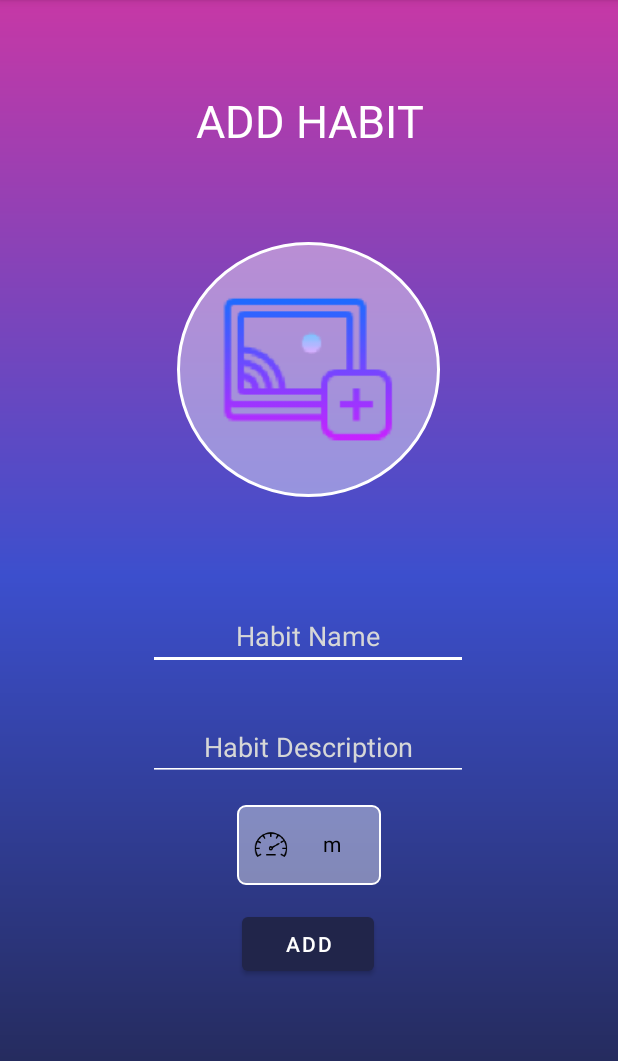
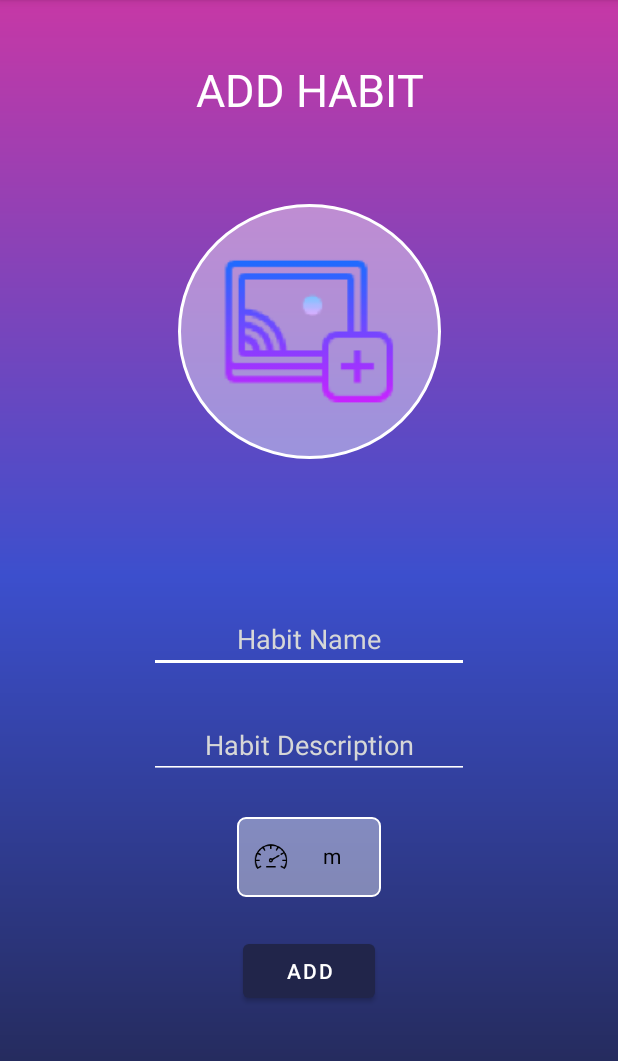
Before and after one commit to crncck/Habitia, an Android app: the AddHabitActivity screen opened directly, with no data from a screen before it, on a phone screen of 412 x 824 dp, the part 84-1145 px from its top. Run offline under Robolectric (Android 15) with nearby library versions, the phone set to English and light mode, and no system bars; our stand-ins replace Firebase (no records; nobody signed in at launch, a user with empty details on screens opened directly).

Commit message:
Linear layout  added in activity_add_habit

```diff
--- a/app/src/main/res/layout-land/activity_add_habit.xml
+++ b/app/src/main/res/layout-land/activity_add_habit.xml
@@ -7,30 +7,42 @@
     android:background="@drawable/background_style"
     tools:context=".AddHabitActivity">
 
-    <Spinner
-        android:id="@+id/typeSpinner"
-        android:layout_width="wrap_content"
-        android:layout_height="wrap_content"
-        android:layout_marginTop="20dp"
-        android:layout_marginBottom="20dp"
-        android:background="@drawable/spinner_box_style"
-        app:layout_constraintBottom_toTopOf="@+id/addButton"
-        app:layout_constraintEnd_toEndOf="parent"
-        app:layout_constraintStart_toStartOf="parent"
-        app:layout_constraintTop_toBottomOf="@+id/addDescription" />
 
     <Button
         android:id="@+id/addButton"
         android:layout_width="wrap_content"
         android:layout_height="wrap_content"
+        android:layout_marginBottom="16dp"
         android:onClick="addHabit"
         android:text="Add"
         app:layout_constraintBottom_toBottomOf="parent"
         app:layout_constraintEnd_toEndOf="parent"
         app:layout_constraintHorizontal_bias="0.499"
+        app:layout_constraintStart_toStartOf="parent" />
+
+    <ImageView
+        android:id="@+id/addImage"
+        android:layout_width="175dp"
+        android:layout_height="170dp"
+        android:background="@drawable/circle"
+        android:onClick="addImage"
+        app:layout_constraintBottom_toBottomOf="parent"
+        app:layout_constraintEnd_toEndOf="parent"
+        app:layout_constraintHorizontal_bias="0.748"
+        app:layout_constraintStart_toEndOf="@+id/linearLayout2"
+        app:layout_constraintTop_toTopOf="parent"
+        app:layout_constraintVertical_bias="0.496"
+        app:srcCompat="@mipmap/add_habit_icon_foreground" />
+
+    <LinearLayout
+        android:id="@+id/linearLayout2"
+        android:layout_width="wrap_content"
+        android:layout_height="wrap_content"
+        android:layout_marginStart="40dp"
+        android:orientation="vertical"
+        app:layout_constraintBottom_toBottomOf="parent"
         app:layout_constraintStart_toStartOf="parent"
-        app:layout_constraintTop_toTopOf="parent"
-        app:layout_constraintVertical_bias="0.943" />
+        app:layout_constraintTop_toTopOf="parent">
 
         <EditText
             android:id="@+id/addName"
@@ -42,60 +54,45 @@
             android:inputType="textPersonName"
             android:textAlignment="center"
             android:textColor="@color/white"
-        android:textColorHint="?attr/colorButtonNormal"
-        app:layout_constraintBottom_toBottomOf="parent"
-        app:layout_constraintEnd_toEndOf="parent"
-        app:layout_constraintHorizontal_bias="0.241"
-        app:layout_constraintStart_toStartOf="parent"
-        app:layout_constraintTop_toTopOf="parent"
-        app:layout_constraintVertical_bias="0.416" />
+            android:textColorHint="?attr/colorButtonNormal" />
 
         <EditText
             android:id="@+id/addDescription"
             android:layout_width="wrap_content"
             android:layout_height="wrap_content"
+            android:layout_marginTop="25dp"
             android:backgroundTint="@color/white"
             android:ems="10"
             android:hint="Habit Description"
             android:inputType="textPersonName"
             android:textAlignment="center"
             android:textColor="@color/white"
-        android:textColorHint="?attr/colorButtonNormal"
-        app:layout_constraintBottom_toTopOf="@+id/addButton"
-        app:layout_constraintEnd_toEndOf="parent"
-        app:layout_constraintHorizontal_bias="0.241"
-        app:layout_constraintStart_toStartOf="parent"
-        app:layout_constraintTop_toBottomOf="@+id/addName"
-        app:layout_constraintVertical_bias="0.287" />
+            android:textColorHint="?attr/colorButtonNormal" />
 
-    <ImageView
-        android:id="@+id/addImage"
-        android:layout_width="175dp"
-        android:layout_height="170dp"
-        android:background="@drawable/circle"
-        android:onClick="addImage"
-        app:layout_constraintBottom_toBottomOf="parent"
-        app:layout_constraintEnd_toEndOf="parent"
-        app:layout_constraintHorizontal_bias="0.673"
-        app:layout_constraintStart_toEndOf="@+id/addName"
-        app:layout_constraintTop_toTopOf="parent"
-        app:layout_constraintVertical_bias="0.496"
-        app:srcCompat="@mipmap/add_habit_icon_foreground" />
+        <Spinner
+            android:id="@+id/typeSpinner"
+            android:layout_width="wrap_content"
+            android:layout_height="wrap_content"
+            android:layout_gravity="center"
+            android:layout_marginTop="25dp"
+            android:background="@drawable/spinner_box_style"
+            android:foregroundGravity="center"
+            android:gravity="center" />
+
+    </LinearLayout>
 
     <TextView
         android:id="@+id/addHabitText"
         android:layout_width="241dp"
         android:layout_height="72dp"
-        android:layout_marginTop="30dp"
-        android:layout_marginBottom="20dp"
         android:gravity="center"
         android:text="ADD HABIT"
         android:textAlignment="center"
         android:textColor="@color/white"
         android:textSize="30sp"
-        app:layout_constraintBottom_toTopOf="@+id/addImage"
         app:layout_constraintEnd_toEndOf="parent"
         app:layout_constraintStart_toStartOf="parent"
-        app:layout_constraintTop_toTopOf="parent"
-        app:layout_constraintVertical_bias="0.516" />
+        app:layout_constraintTop_toTopOf="parent" />
+
+
 </androidx.constraintlayout.widget.ConstraintLayout>
--- a/app/src/main/res/layout/activity_add_habit.xml
+++ b/app/src/main/res/layout/activity_add_habit.xml
@@ -7,96 +7,87 @@
     android:background="@drawable/background_style"
     tools:context=".AddHabitActivity">
 
-    <Button
-        android:id="@+id/addButton"
+
+    <ImageView
+        android:id="@+id/addImage"
+        android:layout_width="175dp"
+        android:layout_height="170dp"
+        android:layout_marginTop="40dp"
+        android:background="@drawable/circle"
+        android:onClick="addImage"
+        app:layout_constraintEnd_toEndOf="parent"
+        app:layout_constraintStart_toStartOf="parent"
+        app:layout_constraintTop_toBottomOf="@+id/addHabitText"
+        app:srcCompat="@mipmap/add_habit_icon_foreground" />
+
+    <LinearLayout
         android:layout_width="wrap_content"
         android:layout_height="wrap_content"
-        android:onClick="addHabit"
-        android:text="Add"
+        android:orientation="vertical"
         app:layout_constraintBottom_toBottomOf="parent"
         app:layout_constraintEnd_toEndOf="parent"
-        app:layout_constraintHorizontal_bias="0.498"
         app:layout_constraintStart_toStartOf="parent"
-        app:layout_constraintTop_toTopOf="parent"
-        app:layout_constraintVertical_bias="0.841" />
+        app:layout_constraintTop_toBottomOf="@+id/addImage">
+
 
         <EditText
             android:id="@+id/addName"
             android:layout_width="wrap_content"
             android:layout_height="wrap_content"
+            android:layout_gravity="center"
             android:backgroundTint="@color/white"
             android:ems="10"
             android:hint="Habit Name"
             android:inputType="textPersonName"
             android:textAlignment="center"
             android:textColor="@color/white"
-        android:textColorHint="?attr/colorButtonNormal"
-        app:layout_constraintBottom_toBottomOf="parent"
-        app:layout_constraintEnd_toEndOf="parent"
-        app:layout_constraintHorizontal_bias="0.497"
-        app:layout_constraintStart_toStartOf="parent"
-        app:layout_constraintTop_toTopOf="parent"
-        app:layout_constraintVertical_bias="0.555" />
-
-    <ImageView
-        android:id="@+id/addImage"
-        android:layout_width="175dp"
-        android:layout_height="170dp"
-        android:layout_marginTop="60dp"
-        android:background="@drawable/circle"
-        android:onClick="addImage"
-        app:layout_constraintBottom_toTopOf="@+id/addName"
-        app:layout_constraintEnd_toEndOf="parent"
-        app:layout_constraintHorizontal_bias="0.498"
-        app:layout_constraintStart_toStartOf="parent"
-        app:layout_constraintTop_toTopOf="parent"
-        app:layout_constraintVertical_bias="0.592"
-        app:srcCompat="@mipmap/add_habit_icon_foreground" />
+            android:textColorHint="?attr/colorButtonNormal" />
 
         <EditText
             android:id="@+id/addDescription"
             android:layout_width="wrap_content"
             android:layout_height="wrap_content"
+            android:layout_gravity="center"
+            android:layout_marginTop="25dp"
             android:backgroundTint="@color/white"
             android:ems="10"
             android:hint="Habit Description"
             android:inputType="textPersonName"
             android:textAlignment="center"
             android:textColor="@color/white"
-        android:textColorHint="?attr/colorButtonNormal"
-        app:layout_constraintBottom_toTopOf="@+id/addButton"
-        app:layout_constraintEnd_toEndOf="parent"
-        app:layout_constraintHorizontal_bias="0.497"
-        app:layout_constraintStart_toStartOf="parent"
-        app:layout_constraintTop_toBottomOf="@+id/addName"
-        app:layout_constraintVertical_bias="0.25" />
+            android:textColorHint="?attr/colorButtonNormal" />
 
         <Spinner
             android:id="@+id/typeSpinner"
             android:layout_width="wrap_content"
             android:layout_height="wrap_content"
-        android:layout_marginTop="20dp"
-        android:layout_marginBottom="20dp"
-        android:background="@drawable/spinner_box_style"
-        app:layout_constraintBottom_toTopOf="@+id/addButton"
-        app:layout_constraintEnd_toEndOf="parent"
-        app:layout_constraintStart_toStartOf="parent"
-        app:layout_constraintTop_toBottomOf="@+id/addDescription" />
+            android:layout_gravity="center"
+            android:layout_marginTop="25dp"
+            android:background="@drawable/spinner_box_style" />
+
+        <Button
+            android:id="@+id/addButton"
+            android:layout_width="wrap_content"
+            android:layout_height="wrap_content"
+            android:layout_gravity="center"
+            android:onClick="addHabit"
+            android:layout_marginTop="25dp"
+            android:text="Add" />
+    </LinearLayout>
 
     <TextView
         android:id="@+id/addHabitText"
         android:layout_width="241dp"
         android:layout_height="72dp"
-        android:layout_marginTop="30dp"
-        android:layout_marginBottom="20dp"
+        android:layout_marginTop="24dp"
         android:gravity="center"
         android:text="ADD HABIT"
         android:textAlignment="center"
         android:textColor="@color/white"
         android:textSize="30sp"
-        app:layout_constraintBottom_toTopOf="@+id/addImage"
         app:layout_constraintEnd_toEndOf="parent"
         app:layout_constraintStart_toStartOf="parent"
-        app:layout_constraintTop_toTopOf="parent"
-        app:layout_constraintVertical_bias="0.375" />
+        app:layout_constraintTop_toTopOf="parent" />
+
+
 </androidx.constraintlayout.widget.ConstraintLayout>
```
Lines whose indentation alone changed are shown as unchanged.
